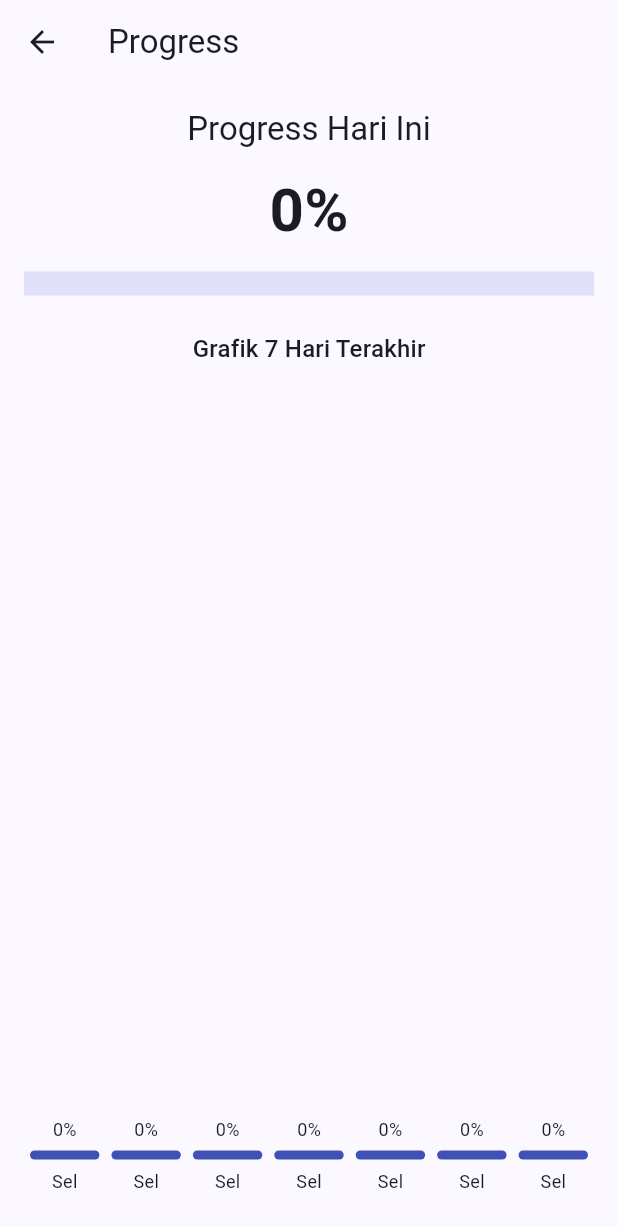
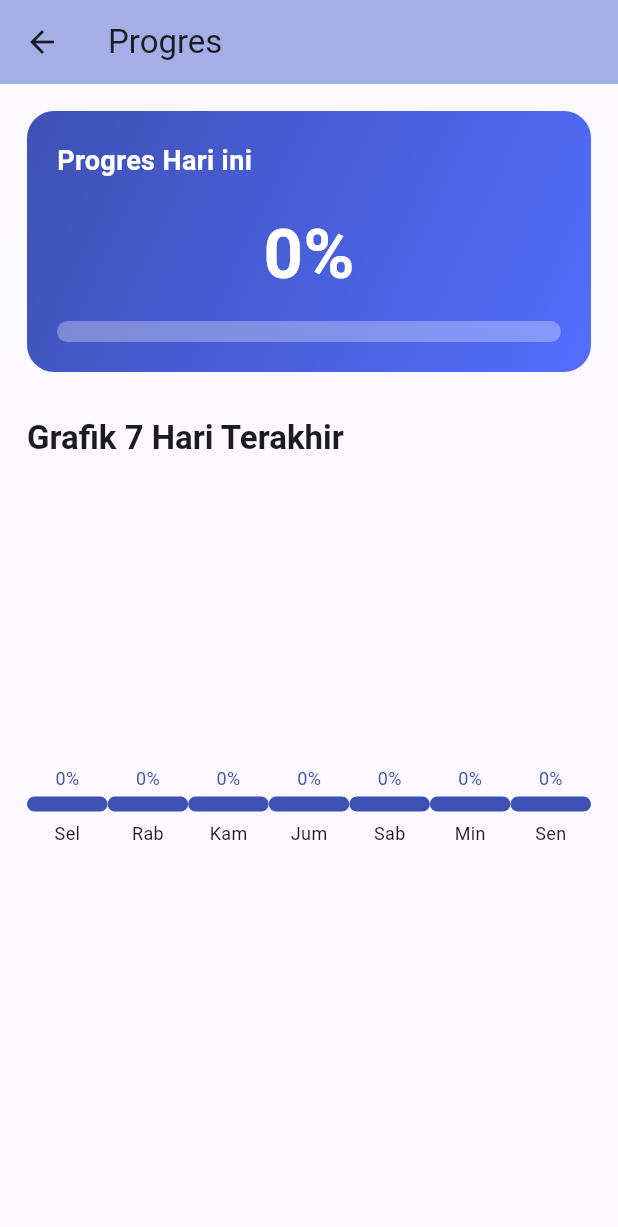
Before and after one commit to ibrahimsuryakelana/habit-tracker, a Flutter app: the ProgressScreen screen opened by its route, on a phone screen of 412 x 824 dp. Shown: the top 1227 px of the screen. Run offline on Flutter 3.47's test engine with Material 3 defaults, Android fonts, the phone set to English and light mode, and no system bars; our stand-ins replace shared_preferences; accounts and stored records are empty.

Commit message:
Progress Screen + Grafik

```diff
--- a/lib/screens/progress_screen.dart
+++ b/lib/screens/progress_screen.dart
@@ -5,59 +5,135 @@ import '../providers/habit_provider.dart';
 
 class ProgressScreen extends StatelessWidget {
   static const routeName = '/progress';
+
   @override
   Widget build(BuildContext context) {
     final auth = Provider.of<AuthProvider>(context);
     final hp = Provider.of<HabitProvider>(context);
+
     final userId = auth.currentUser?.id ?? '';
     final percent = (hp.todayCompletionPercent(userId) * 100).round();
-    final weekly = hp.weeklyProgress(userId); // last 7 days oldest->newest
+    final weekly = hp.weeklyProgress(userId); // 7 days: oldest → newest
 
     return Scaffold(
-      appBar: AppBar(title: Text('Progress')),
-      body: Padding(
-        padding: const EdgeInsets.all(16.0),
+      appBar: AppBar(
+        title: Text('Progres'),
+        elevation: 0,
+        backgroundColor: const Color.fromARGB(255, 164, 174, 231),
+      ),
+      body: SingleChildScrollView(
+        padding: const EdgeInsets.all(18.0),
         child: Column(
+          crossAxisAlignment: CrossAxisAlignment.start,
           children: [
-            Text('Progress Hari Ini', style: Theme.of(context).textTheme.titleLarge),
+
+            // ------------------------------
+            //   CARD – TODAY PROGRESS
+            // ------------------------------
+            Container(
+              padding: EdgeInsets.all(20),
+              decoration: BoxDecoration(
+                gradient: LinearGradient(
+                  colors: [Colors.indigo, Colors.indigoAccent],
+                  begin: Alignment.topLeft,
+                  end: Alignment.bottomRight,
+                ),
+                borderRadius: BorderRadius.circular(18),
+              ),
+              child: Column(
+                crossAxisAlignment: CrossAxisAlignment.start,
+                children: [
+                  Text(
+                    "Progres Hari ini",
+                    style: TextStyle(
+                      color: Colors.white,
+                      fontSize: 18,
+                      fontWeight: FontWeight.w600,
+                    ),
+                  ),
+                  SizedBox(height: 16),
+
+                  // Big %
+                  Center(
+                    child: Text(
+                      '$percent%',
+                      style: TextStyle(
+                        color: Colors.white,
+                        fontSize: 46,
+                        fontWeight: FontWeight.bold,
+                      ),
+                    ),
+                  ),
+
                   SizedBox(height: 12),
-            Text('$percent%', style: TextStyle(fontSize: 40, fontWeight: FontWeight.bold)),
-            SizedBox(height: 12),
-            LinearProgressIndicator(value: hp.todayCompletionPercent(userId), minHeight: 16),
-            SizedBox(height: 24),
-            Text('Grafik 7 Hari Terakhir', style: Theme.of(context).textTheme.titleMedium),
-            SizedBox(height: 12),
-            // Simple bar chart using containers
-            Expanded(
+
+                  ClipRRect(
+                    borderRadius: BorderRadius.circular(10),
+                    child: LinearProgressIndicator(
+                      value: hp.todayCompletionPercent(userId),
+                      minHeight: 14,
+                      backgroundColor: Colors.white.withOpacity(0.3),
+                      valueColor: AlwaysStoppedAnimation(Colors.white),
+                    ),
+                  ),
+                ],
+              ),
+            ),
+
+            SizedBox(height: 30),
+
+            // ------------------------------
+            //   WEEKLY CHART TITLE
+            // ------------------------------
+            Text(
+              'Grafik 7 Hari Terakhir',
+              style: Theme.of(context).textTheme.titleLarge!.copyWith(
+                    fontWeight: FontWeight.bold,
+                  ),
+            ),
+
+            SizedBox(height: 18),
+
+            // ------------------------------
+            //   BAR CHART
+            // ------------------------------
+            SizedBox(
+              height: 240,
               child: Row(
                 crossAxisAlignment: CrossAxisAlignment.end,
-                children: weekly.map((v) {
-                  final heightPct = v; // 0..1
+                children: List.generate(7, (i) {
+                  final value = weekly[i];
+                  final height = (value * 180) + 10;
+                  final day = _weekdayLabel(i);
+
                   return Expanded(
-                    child: Padding(
-                      padding: const EdgeInsets.symmetric(horizontal:4.0),
                     child: Column(
                       mainAxisAlignment: MainAxisAlignment.end,
                       children: [
-                          Text('${(v*100).round()}%', style: TextStyle(fontSize:12)),
-                          SizedBox(height:6),
-                          Container(
-                            height: 200 * heightPct + 6,
+                        Text(
+                          '${(value * 100).round()}%',
+                          style: TextStyle(fontSize: 12, color: Colors.indigo),
+                        ),
+                        SizedBox(height: 4),
+                        AnimatedContainer(
+                          duration: Duration(milliseconds: 500),
+                          curve: Curves.easeOut,
+                          height: height,
                           decoration: BoxDecoration(
                             color: Colors.indigo,
-                              borderRadius: BorderRadius.circular(6),
+                            borderRadius: BorderRadius.circular(8),
                           ),
                         ),
-                          SizedBox(height:6),
-                          Text(_weekdayLabel(weekly.indexOf(v)), style: TextStyle(fontSize:12))
+                        SizedBox(height: 6),
+                        Text(day, style: TextStyle(fontSize: 12)),
                       ],
                     ),
-                    ),
                   );
-                }).toList(),
+                }),
               ),
             ),
-            SizedBox(height: 12),
+
+            SizedBox(height: 20),
           ],
         ),
       ),
@@ -65,7 +141,6 @@ class ProgressScreen extends StatelessWidget {
   }
 
   String _weekdayLabel(int idx) {
-    // idx 0..6 -> map to day short labels (older->newer)
     final now = DateTime.now();
     final target = now.subtract(Duration(days: 6 - idx));
     final names = ['Min','Sen','Sel','Rab','Kam','Jum','Sab'];
```
Lines whose indentation alone changed are shown as unchanged.
